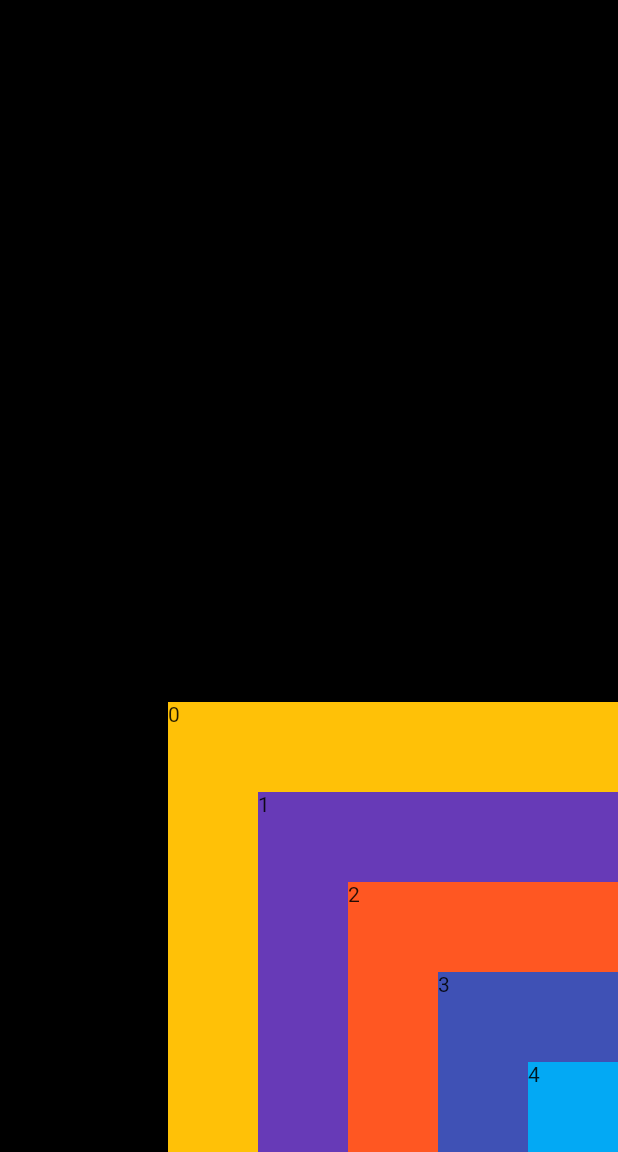
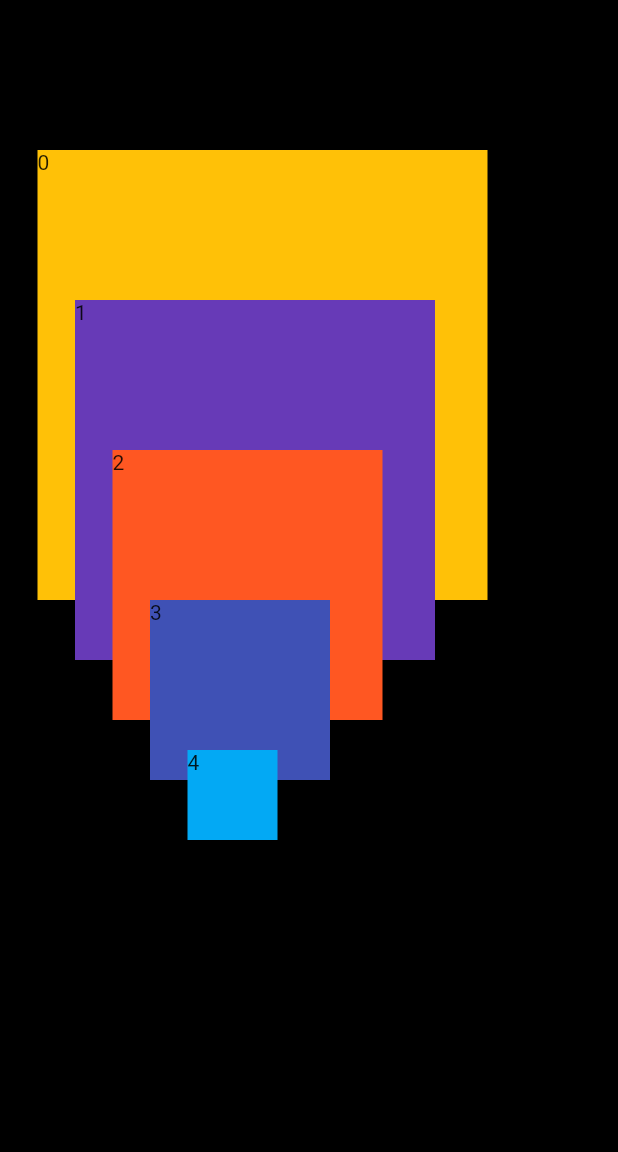
Before and after one commit to Amorem/FlutterStack, a Flutter app: the screen it shows after launch, on a phone screen of 412 x 824 dp, the part 84-1236 px from its top. Run offline on Flutter 3.47's test engine with Material 2 defaults, Android fonts, the phone set to English and light mode, and no system bars.

Commit message:
Positioned

```diff
--- a/lib/main.dart
+++ b/lib/main.dart
@@ -31,8 +31,9 @@ List<Widget> createSquares(int numSquares) {
   squares.add(Container(color: Colors.black));
 
   while (i < numSquares) {
-    Align square = Align(
-      alignment: Alignment.bottomRight,
+    Positioned square = Positioned(
+      top: 100 + i.toDouble() * 100,
+      left: 25 + i.toDouble() * 25,
       child: Container(
         color: colors[i],
         width: 60.0 * (numSquares - i),
```
Also changed, not shown: 2 other files.
